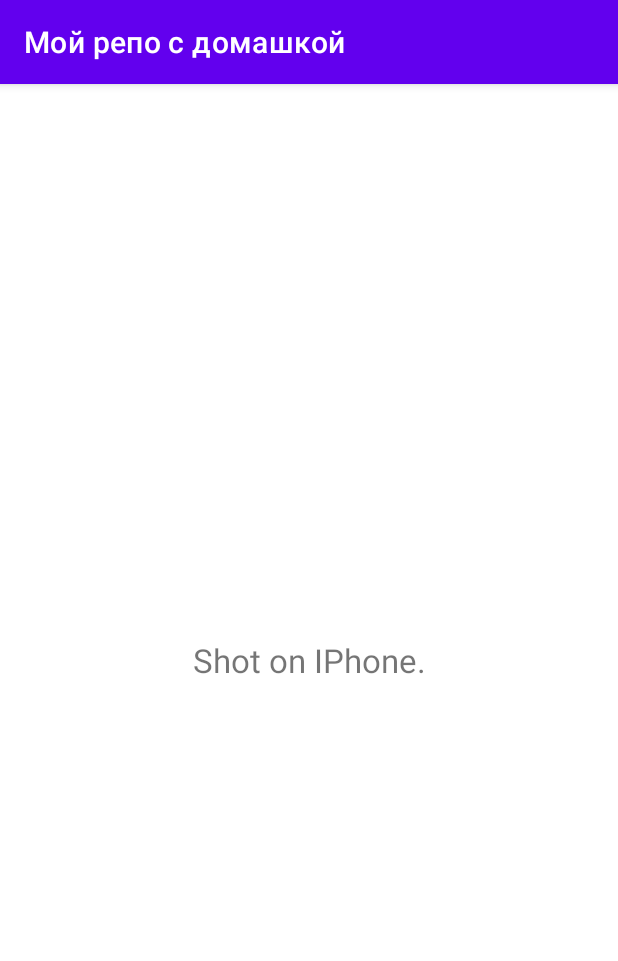
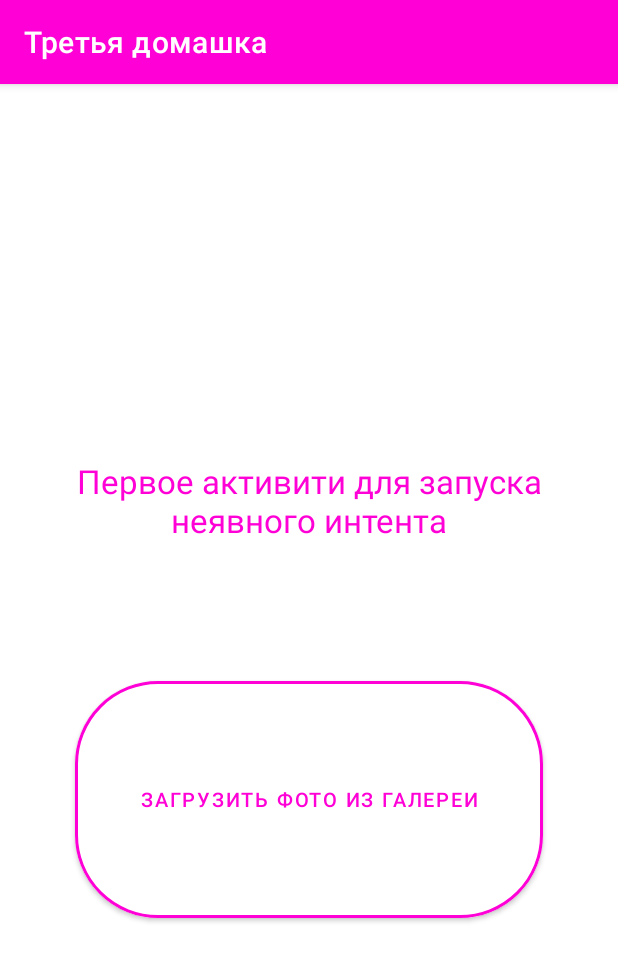
Before and after one commit to ShayCormac2062/MyAndroidRepo, an Android app: the screen it shows after launch (MainActivity), on a phone screen of 412 x 824 dp. Shown: the top 961 px of the screen. Run offline under Robolectric (Android 15) with nearby library versions, the phone set to English and light mode, and no system bars.

Commit message:
I did my third homework!

```diff
--- a/app/build.gradle
+++ b/app/build.gradle
@@ -37,6 +37,7 @@ android {
 
 dependencies {
 
+    implementation 'com.google.android.material:material:1.0.0'
     implementation "org.jetbrains.kotlin:kotlin-stdlib:$kotlin_version"
     implementation 'androidx.core:core-ktx:1.6.0'
     implementation 'androidx.appcompat:appcompat:1.3.1'
--- a/app/src/main/AndroidManifest.xml
+++ b/app/src/main/AndroidManifest.xml
@@ -1,6 +1,8 @@
 <?xml version="1.0" encoding="utf-8"?>
 <manifest xmlns:android="http://schemas.android.com/apk/res/android"
     package="com.example.firstlesson">
+
+    <uses-permission android:name="android.permission.READ_EXTERNAL_STORAGE"/>
 
     <application
         android:allowBackup="true"
@@ -9,6 +11,9 @@
         android:roundIcon="@mipmap/ic_launcher_round"
         android:supportsRtl="true"
         android:theme="@style/Theme.FirstLesson">
+        <activity
+            android:name=".SecondActivity"
+            android:exported="true" />
         <activity android:name=".MainActivity">
             <intent-filter>
                 <action android:name="android.intent.action.MAIN" />
--- a/app/src/main/java/com/example/firstlesson/MainActivity.kt
+++ b/app/src/main/java/com/example/firstlesson/MainActivity.kt
@@ -1,7 +1,13 @@
 package com.example.firstlesson
 
+import android.Manifest.permission.READ_EXTERNAL_STORAGE
+import android.annotation.SuppressLint
+import android.content.Intent
+import android.content.pm.PackageManager
+import android.os.Build
 import androidx.appcompat.app.AppCompatActivity
 import android.os.Bundle
+import android.widget.Toast
 import com.example.firstlesson.databinding.ActivityMainBinding
 
 class MainActivity : AppCompatActivity() {
@@ -11,7 +17,57 @@ class MainActivity : AppCompatActivity() {
     override fun onCreate(savedInstanceState: Bundle?) {
         super.onCreate(savedInstanceState)
         binding = ActivityMainBinding.inflate(layoutInflater)
-        setContentView(binding?.root)
+        setContentView(binding.root)
+        beginWork()
+    }
+
+    fun beginWork() {
+        binding.implicitIntentBtn1.setOnClickListener {
+            if (Build.VERSION.SDK_INT >= Build.VERSION_CODES.M) {
+                if (checkSelfPermission(READ_EXTERNAL_STORAGE) == PackageManager.PERMISSION_DENIED) {
+                    val permissions = arrayOf(READ_EXTERNAL_STORAGE)
+                    requestPermissions(permissions, ALLOWING_CODE)
+                } else {
+                    selectImageFromGallery()
+                }
+            }
+        }
+    }
+
+    private fun selectImageFromGallery() {
+        val intent = Intent(Intent.ACTION_PICK)
+        intent.type = "image/*"
+        startActivityForResult(intent, SELECT_IMG_CODE)
+    }
+
+    companion object {
+        private const val SELECT_IMG_CODE = 0
+        private const val ALLOWING_CODE = 1
+    }
+
+    @SuppressLint("MissingSuperCall")
+    override fun onRequestPermissionsResult(
+        requestCode: Int,
+        permissions: Array<out String>,
+        grantResults: IntArray
+    ) {
+        when(requestCode) {
+            ALLOWING_CODE -> {
+                if (grantResults.isNotEmpty() && grantResults[0] == PackageManager.PERMISSION_GRANTED) {
+                    selectImageFromGallery()
+                } else {
+                    Toast.makeText(this, "Доступ к фотографиям запрещён", Toast.LENGTH_SHORT).show()
+                }
+            }
+        }
+    }
+
+    @SuppressLint("MissingSuperCall")
+    override fun onActivityResult(requestCode: Int, resultCode: Int, data: Intent?) {
+        val intent: Intent = Intent(this@MainActivity, SecondActivity::class.java)
+            intent.putExtra("URI", data?.data)
+            intent.putExtra("StringURI", data?.data.toString())
+        startActivity(intent)
     }
 
 }
--- a/app/src/main/res/layout/activity_main.xml
+++ b/app/src/main/res/layout/activity_main.xml
@@ -8,14 +8,33 @@
 
     <TextView
         android:id="@+id/testText"
-        android:layout_width="213dp"
+        android:layout_width="match_parent"
         android:layout_height="53dp"
         android:gravity="center"
-        android:text="Shot on IPhone."
+        android:layout_marginHorizontal="20dp"
+        android:text="Первое активити для запуска неявного интента"
+        android:textColor="#FF00D6"
+        app:layout_constraintVertical_bias=".35"
         app:layout_constraintBottom_toBottomOf="parent"
         app:layout_constraintLeft_toLeftOf="parent"
         app:layout_constraintRight_toRightOf="parent"
         app:layout_constraintTop_toTopOf="parent"
-        android:textSize="22dp"/>
+        android:textSize="22dp" />
+
+    <com.google.android.material.button.MaterialButton
+        android:id="@+id/implicit_intent_btn1"
+        android:layout_width="match_parent"
+        android:layout_height="170dp"
+        app:strokeWidth="2dp"
+        app:strokeColor="#FF00D6"
+        android:text="Загрузить фото из галереи"
+        android:textColor="#FF00D6"
+        android:textSize="13sp"
+        android:backgroundTint="@color/white"
+        android:layout_marginHorizontal="50dp"
+        app:layout_constraintVertical_bias=".3"
+        app:cornerRadius="55dp"
+        app:layout_constraintTop_toBottomOf="@+id/testText"
+        app:layout_constraintBottom_toBottomOf="parent"/>
 
 </androidx.constraintlayout.widget.ConstraintLayout>
--- a/app/src/main/res/values/strings.xml
+++ b/app/src/main/res/values/strings.xml
@@ -1,3 +1,3 @@
 <resources>
-    <string name="app_name">Мой репо с домашкой</string>
+    <string name="app_name">Третья домашка</string>
 </resources>
--- a/app/src/main/res/values/themes.xml
+++ b/app/src/main/res/values/themes.xml
@@ -2,8 +2,8 @@
     <!-- Base application theme. -->
     <style name="Theme.FirstLesson" parent="Theme.MaterialComponents.DayNight.DarkActionBar">
         <!-- Primary brand color. -->
-        <item name="colorPrimary">@color/purple_500</item>
-        <item name="colorPrimaryVariant">@color/purple_700</item>
+        <item name="colorPrimary">#FF00D6</item>
+        <item name="colorPrimaryVariant">#7C1C6C</item>
         <item name="colorOnPrimary">@color/white</item>
         <!-- Secondary brand color. -->
         <item name="colorSecondary">@color/teal_200</item>
--- a/build.gradle
+++ b/build.gradle
@@ -7,7 +7,7 @@ buildscript {
     }
     dependencies {
         classpath "com.android.tools.build:gradle:4.2.0"
-        classpath "org.jetbrains.kotlin:kotlin-gradle-plugin:$kotlin_version"
+        classpath "org.jetbrains.kotlin:kotlin-gradle-plugin:1.5.20"
 
         // NOTE: Do not place your application dependencies here; they belong
         // in the individual module build.gradle files
```
Also changed, not shown: app/src/main/java/com/example/firstlesson/SecondActivity.kt (added, +28 -0 lines), app/src/main/res/layout/activity_second.xml (added, +51 -0 lines).
